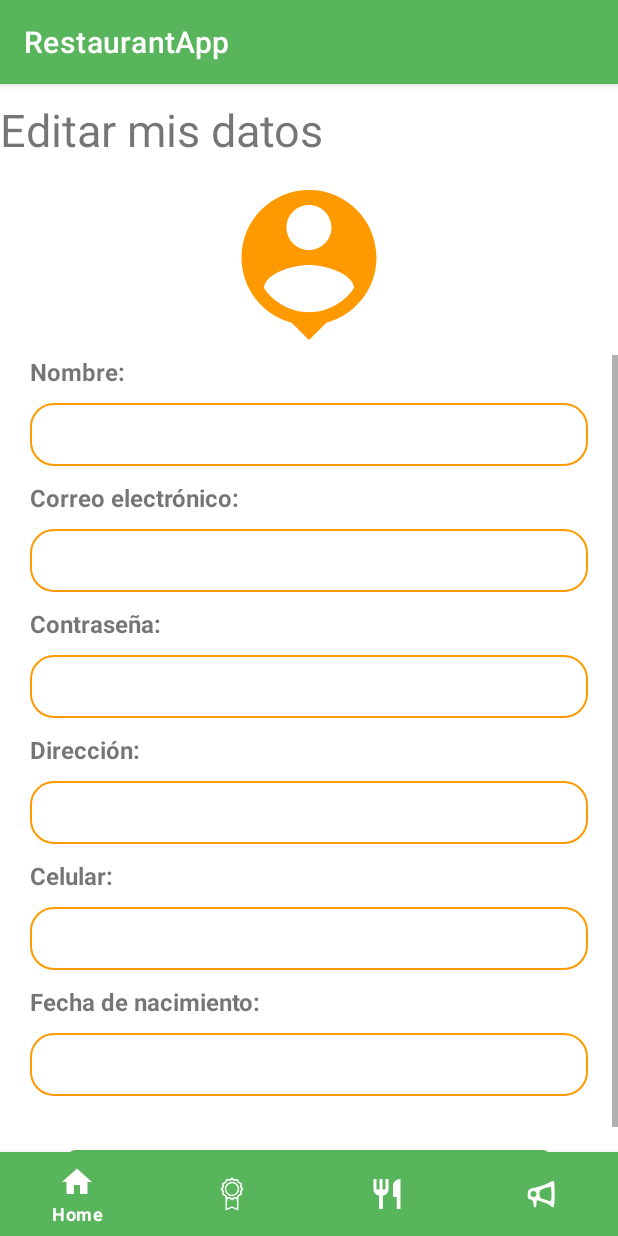
After one commit to MarianaCarlo/RestaurantAppPG, an Android app: the EditProfileDataActivity screen opened directly, with no data from a screen before it, on a phone screen of 412 x 824 dp. The commit adds this screen. Run offline under Robolectric (Android 15) with nearby library versions, the phone set to English and light mode, and no system bars; our stand-ins replace Firebase (no records; nobody signed in at launch, a user with empty details on screens opened directly).

Commit message:
Edit Profile Data Activity

```diff
--- a/app/src/main/AndroidManifest.xml
+++ b/app/src/main/AndroidManifest.xml
@@ -11,6 +11,9 @@
         android:roundIcon="@mipmap/ic_launcher_round"
         android:supportsRtl="true"
         android:theme="@style/Theme.RestaurantApp">
+        <activity
+            android:name=".EditProfileDataActivity"
+            android:exported="false" />
         <activity
             android:name=".ProfileDataActivity"
             android:exported="false" />
--- /dev/null
+++ b/app/src/main/java/com/example/restaurantapp/EditProfileDataActivity.java
@@ -0,0 +1,38 @@
+package com.example.restaurantapp;
+
+import androidx.appcompat.app.AppCompatActivity;
+
+import android.os.Bundle;
+import android.widget.Button;
+import android.widget.EditText;
+import android.widget.TextView;
+
+import com.example.restaurantapp.models.User;
+import com.google.firebase.auth.FirebaseUser;
+import com.google.firebase.database.DatabaseReference;
+
+public class EditProfileDataActivity extends AppCompatActivity {
+
+    private FirebaseUser user;
+    private DatabaseReference reference;
+    private String userID;
+    private User userD;
+
+    private EditText editName, editPassword, editAddress, editPhone, editBirthdate;
+    private TextView editEmail;
+    private Button buttonUpdate;
+
+    @Override
+    protected void onCreate(Bundle savedInstanceState) {
+        super.onCreate(savedInstanceState);
+        setContentView(R.layout.activity_edit_profile_data);
+
+        editName = findViewById(R.id.getName);
+        editPassword = findViewById(R.id.getPassword);
+        editAddress = findViewById(R.id.getAddress);
+        editPhone = findViewById(R.id.getPhone);
+        editBirthdate = findViewById(R.id.getBirthdate);
+        editEmail = findViewById(R.id.getEmail);
+        buttonUpdate = findViewById(R.id.btnUpdateProfileData);
+    }
+}
--- /dev/null
+++ b/app/src/main/res/layout/activity_edit_profile_data.xml
@@ -0,0 +1,197 @@
+<?xml version="1.0" encoding="utf-8"?>
+<RelativeLayout xmlns:android="http://schemas.android.com/apk/res/android"
+    xmlns:app="http://schemas.android.com/apk/res-auto"
+    xmlns:tools="http://schemas.android.com/tools"
+    android:layout_width="match_parent"
+    android:layout_height="match_parent"
+    tools:context=".EditProfileDataActivity">
+
+    <TextView
+        android:layout_width="wrap_content"
+        android:layout_height="wrap_content"
+        android:layout_marginVertical="10dp"
+        android:text="@string/editProfileData"
+        android:textSize="30sp"
+        android:id="@+id/titleProfile"/>
+
+    <ImageView
+        android:layout_width="120dp"
+        android:layout_height="120dp"
+        android:src="@drawable/ic_my_profile_default"
+        android:layout_below="@+id/titleProfile"
+        android:layout_centerInParent="true"
+        android:id="@+id/profileImage"/>
+
+    <ScrollView
+        android:layout_width="match_parent"
+        android:layout_height="match_parent"
+        android:layout_below="@+id/profileImage"
+        >
+
+        <RelativeLayout
+            android:layout_width="match_parent"
+            android:layout_height="match_parent"
+            android:layout_below="@+id/profileImage"
+            android:paddingBottom="50dp"
+            android:id="@+id/buttonsAll"
+            >
+
+            <TextView
+                android:layout_width="wrap_content"
+                android:layout_height="wrap_content"
+                android:layout_marginHorizontal="20dp"
+                android:textSize="16sp"
+                android:text="@string/profileName"
+                android:textStyle="bold"
+                android:id="@+id/txtName"/>
+
+
+            <EditText
+                android:layout_width="match_parent"
+                android:layout_height="wrap_content"
+                android:layout_marginHorizontal="20dp"
+                android:layout_marginVertical="10dp"
+                android:paddingVertical="10dp"
+                android:paddingLeft="20dp"
+                android:textSize="16sp"
+                android:background="@drawable/backwithborder"
+                android:layout_below="@+id/txtName"
+                android:id="@+id/getName"/>
+
+            <TextView
+                android:layout_width="wrap_content"
+                android:layout_height="wrap_content"
+                android:layout_marginHorizontal="20dp"
+                android:textSize="16sp"
+                android:layout_below="@+id/getName"
+                android:text="@string/profileEmail"
+                android:textStyle="bold"
+                android:id="@+id/txtEmail"/>
+
+            <TextView
+                android:layout_width="match_parent"
+                android:layout_height="wrap_content"
+                android:layout_marginHorizontal="20dp"
+                android:layout_marginVertical="10dp"
+                android:paddingVertical="10dp"
+                android:paddingLeft="20dp"
+                android:textSize="16sp"
+                android:background="@drawable/backwithborder"
+                android:layout_below="@+id/txtEmail"
+                android:id="@+id/getEmail"/>
+
+            <TextView
+                android:layout_width="wrap_content"
+                android:layout_height="wrap_content"
+                android:layout_marginHorizontal="20dp"
+                android:textSize="16sp"
+                android:layout_below="@+id/getEmail"
+                android:text="@string/profilePassword"
+                android:textStyle="bold"
+                android:id="@+id/txtPassword"/>
+
+            <EditText
+                android:layout_width="match_parent"
+                android:layout_height="wrap_content"
+                android:layout_marginHorizontal="20dp"
+                android:layout_marginVertical="10dp"
+                android:paddingVertical="10dp"
+                android:paddingLeft="20dp"
+                android:textSize="16sp"
+                android:inputType="textPassword"
+                android:background="@drawable/backwithborder"
+                android:layout_below="@+id/txtPassword"
+                android:id="@+id/getPassword"/>
+
+            <TextView
+                android:layout_width="wrap_content"
+                android:layout_height="wrap_content"
+                android:layout_marginHorizontal="20dp"
+                android:textSize="16sp"
+                android:layout_below="@+id/getPassword"
+                android:text="@string/profileAddress"
+                android:textStyle="bold"
+                android:id="@+id/txtAddress"/>
+
+            <EditText
+                android:layout_width="match_parent"
+                android:layout_height="wrap_content"
+                android:layout_marginHorizontal="20dp"
+                android:layout_marginVertical="10dp"
+                android:paddingVertical="10dp"
+                android:paddingLeft="20dp"
+                android:textSize="16sp"
+                android:background="@drawable/backwithborder"
+                android:layout_below="@+id/txtAddress"
+                android:id="@+id/getAddress"/>
+
+            <TextView
+                android:layout_width="wrap_content"
+                android:layout_height="wrap_content"
+                android:layout_marginHorizontal="20dp"
+                android:textSize="16sp"
+                android:layout_below="@+id/getAddress"
+                android:text="@string/profilePhone"
+                android:textStyle="bold"
+                android:id="@+id/txtPhone"/>
+
+            <EditText
+                android:layout_width="match_parent"
+                android:layout_height="wrap_content"
+                android:layout_marginHorizontal="20dp"
+                android:layout_marginVertical="10dp"
+                android:paddingVertical="10dp"
+                android:paddingLeft="20dp"
+                android:textSize="16sp"
+                android:background="@drawable/backwithborder"
+                android:layout_below="@+id/txtPhone"
+                android:id="@+id/getPhone"/>
+
+            <TextView
+                android:layout_width="wrap_content"
+                android:layout_height="wrap_content"
+                android:layout_marginHorizontal="20dp"
+                android:textSize="16sp"
+                android:layout_below="@+id/getPhone"
+                android:text="@string/profileBirthdate"
+                android:textStyle="bold"
+                android:id="@+id/txtBirthdate"/>
+
+            <EditText
+                android:layout_width="match_parent"
+                android:layout_height="wrap_content"
+                android:layout_marginHorizontal="20dp"
+                android:layout_marginVertical="10dp"
+                android:paddingVertical="10dp"
+                android:paddingLeft="20dp"
+                android:textSize="16sp"
+                android:background="@drawable/backwithborder"
+                android:layout_below="@+id/txtBirthdate"
+                android:id="@+id/getBirthdate"/>
+
+            <Button
+                android:layout_width="wrap_content"
+                android:layout_height="wrap_content"
+                android:text="@string/btnUpdateProfileData"
+                android:layout_below="@+id/getBirthdate"
+                android:textSize="30sp"
+                android:layout_marginTop="20dp"
+                android:layout_centerInParent="true"
+                android:id="@+id/btnUpdateProfileData"/>
+
+
+        </RelativeLayout>
+
+    </ScrollView>
+
+    <com.google.android.material.bottomnavigation.BottomNavigationView
+        android:layout_width="match_parent"
+        android:layout_height="wrap_content"
+        android:id="@+id/bottom_navigation"
+        android:layout_alignParentBottom="true"
+        app:menu="@menu/menu"
+        android:background="@color/custom"
+        app:itemIconTint="@color/white"
+        app:itemTextColor="@color/white"/>
+
+</RelativeLayout>
--- a/app/src/main/res/values/strings.xml
+++ b/app/src/main/res/values/strings.xml
@@ -36,6 +36,10 @@
     <string name="profilePhone">Celular:</string>
     <string name="profileBirthdate">Fecha de nacimiento:</string>
 
+    <!--Edit Profile Data -->
+    <string name="editProfileData">Editar mis datos</string>
+    <string name="btnUpdateProfileData">Actualizar datos</string>
+
     <string name="hello_blank_fragment">Hello blank fragment</string>
 
 </resources>
```
